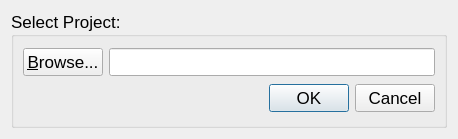
Ecotrust/delphos, file src/gui/open_project.ui: the form before one commit.
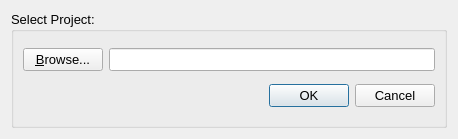
The form after the commit.

Diff of the .ui file:
```diff
--- a/src/gui/open_project.ui
+++ b/src/gui/open_project.ui
@@ -27,7 +27,7 @@
      <property name="font" >
       <font>
        <family>Arial</family>
-       <pointsize>13</pointsize>
+       <pointsize>10</pointsize>
       </font>
      </property>
      <property name="title" >
@@ -41,7 +41,7 @@
           <property name="font" >
            <font>
             <family>Arial</family>
-            <pointsize>13</pointsize>
+            <pointsize>10</pointsize>
            </font>
           </property>
           <property name="text" >
@@ -81,6 +81,11 @@
         </item>
         <item>
          <widget class="QDialogButtonBox" name="open_button_box" >
+          <property name="font" >
+           <font>
+            <pointsize>10</pointsize>
+           </font>
+          </property>
           <property name="standardButtons" >
            <set>QDialogButtonBox::Cancel|QDialogButtonBox::NoButton|QDialogButtonBox::Ok</set>
           </property>
```
